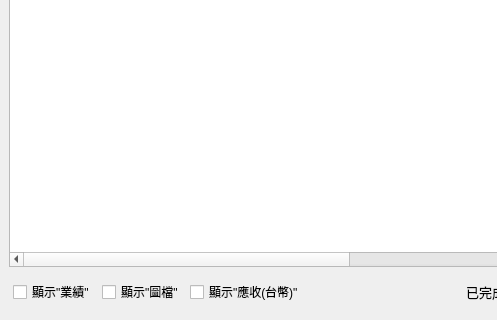
Qt form src/AdbClient/StageOrder/LayerDayReport.ui (roger0816/Adb) before a commit; both pictures show x 0 to 497 and y 185 to 505 of the 1065 by 505 pixel window.
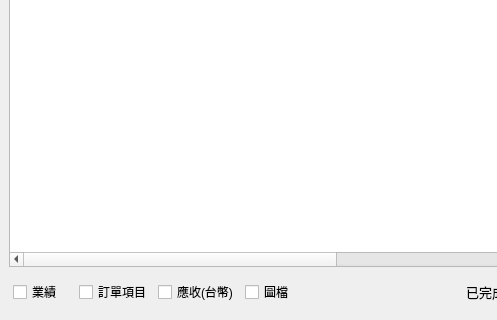
The same form after that commit.

Diff of the .ui file:
```diff
--- a/src/AdbClient/StageOrder/LayerDayReport.ui
+++ b/src/AdbClient/StageOrder/LayerDayReport.ui
@@ -96,6 +96,11 @@
           <string>遊戲名稱</string>
          </property>
         </column>
+        <column>
+         <property name="text">
+          <string>訂單項目</string>
+         </property>
+        </column>
         <column>
          <property name="text">
           <string>儲值方式</string>
@@ -427,21 +432,28 @@
             <item>
              <widget class="QCheckBox" name="cbShowBonus">
               <property name="text">
-               <string>顯示&quot;業績&quot;</string>
+               <string>業績</string>
               </property>
              </widget>
             </item>
             <item>
-             <widget class="QCheckBox" name="cbShowPic">
+             <widget class="QCheckBox" name="cbShowGameItem">
               <property name="text">
-               <string>顯示&quot;圖檔&quot;</string>
+               <string>訂單項目</string>
               </property>
              </widget>
             </item>
             <item>
              <widget class="QCheckBox" name="cbShowCost">
               <property name="text">
-               <string>顯示&quot;應收(台幣)&quot;</string>
+               <string>應收(台幣)</string>
+              </property>
+             </widget>
+            </item>
+            <item>
+             <widget class="QCheckBox" name="cbShowPic">
+              <property name="text">
+               <string>圖檔</string>
               </property>
              </widget>
             </item>
```
